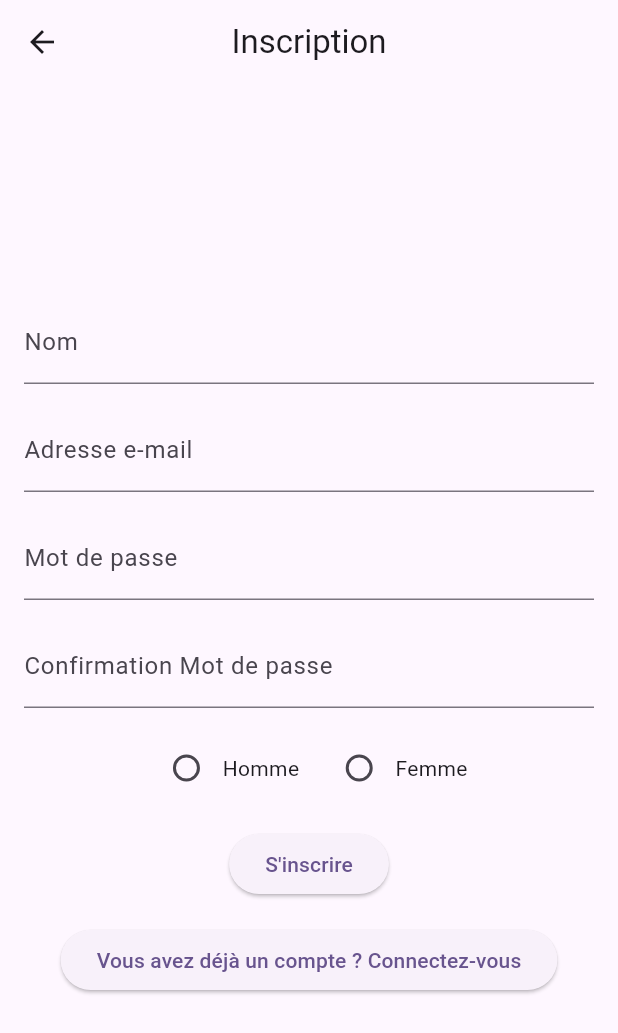
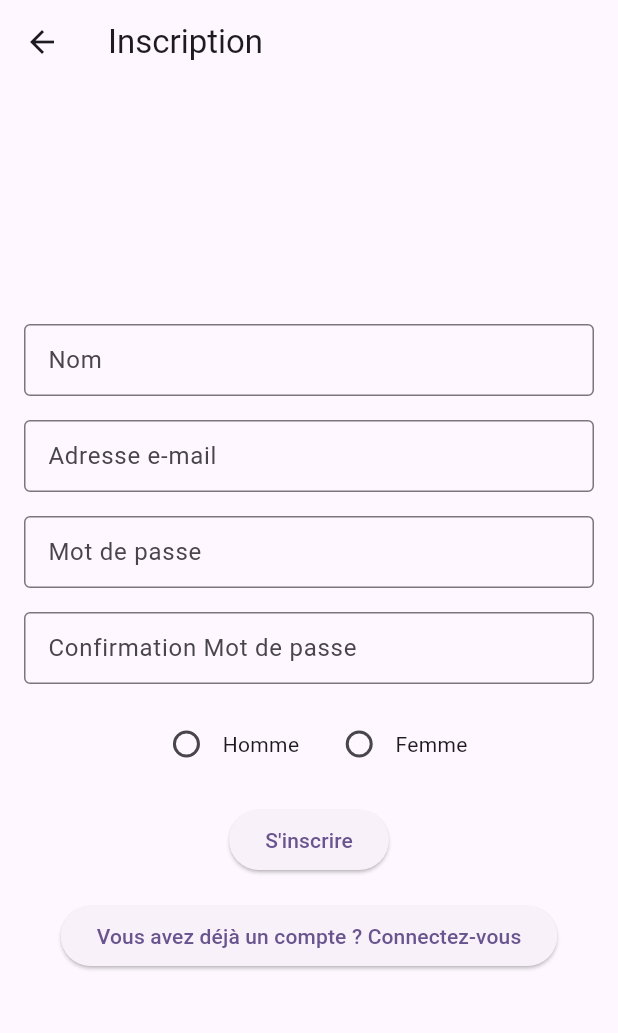
Before and after one commit to adiallo12/lpmiManageApp, a Flutter app: the RegisterScreen screen opened directly, on a phone screen of 412 x 824 dp. Shown: the top 1033 px of the screen. Run offline on Flutter 3.47's test engine with Material 3 defaults, Android fonts, the phone set to English and light mode, and no system bars.

Commit message:
feat:registration page

```diff
--- a/lib/register_screen.dart
+++ b/lib/register_screen.dart
@@ -12,32 +12,46 @@ class _RegisterScreenState extends State<RegisterScreen> {
   @override
   Widget build(BuildContext context) {
     return Scaffold(
-
       appBar: AppBar(
         title: const Text('Inscription'),
-        centerTitle: true,
       ),
       body: Padding(
         padding: const EdgeInsets.all(16.0),
         child: Column(
           mainAxisAlignment: MainAxisAlignment.center,
           children: <Widget>[
-            const TextField(
-              decoration: InputDecoration(labelText: 'Nom'),
+            TextFormField(
+              decoration: const InputDecoration(
+                labelText: 'Nom',
+                border: OutlineInputBorder(),
+                contentPadding: EdgeInsets.all(12.0),
+              ),
             ),
             const SizedBox(height: 16.0),
-            const TextField(
-              decoration: InputDecoration(labelText: 'Adresse e-mail'),
+            TextFormField(
+              decoration: const InputDecoration(
+                labelText: 'Adresse e-mail',
+                border: OutlineInputBorder(),
+                contentPadding: EdgeInsets.all(12.0),
+              ),
               keyboardType: TextInputType.emailAddress,
             ),
             const SizedBox(height: 16.0),
-            const TextField(
-              decoration: InputDecoration(labelText: 'Mot de passe'),
+            TextFormField(
+              decoration: const InputDecoration(
+                labelText: 'Mot de passe',
+                border: OutlineInputBorder(),
+                contentPadding: EdgeInsets.all(12.0),
+              ),
               obscureText: true,
             ),
             const SizedBox(height: 16.0),
-            const TextField(
-              decoration: InputDecoration(labelText: 'Confirmation Mot de passe'),
+            TextFormField(
+              decoration: const InputDecoration(
+                labelText: 'Confirmation Mot de passe',
+                border: OutlineInputBorder(),
+                contentPadding: EdgeInsets.all(12.0),
+              ),
               obscureText: true,
             ),
             const SizedBox(height: 16.0),
@@ -80,7 +94,7 @@ class _RegisterScreenState extends State<RegisterScreen> {
               onPressed: () {
                 Navigator.push(
                   context,
-                  MaterialPageRoute(builder: (context) => const IntroductionScreen()),
+                  MaterialPageRoute(builder: (context) => IntroductionScreen()),
                 );
               },
               child: const Text('Vous avez déjà un compte ? Connectez-vous'),
```
